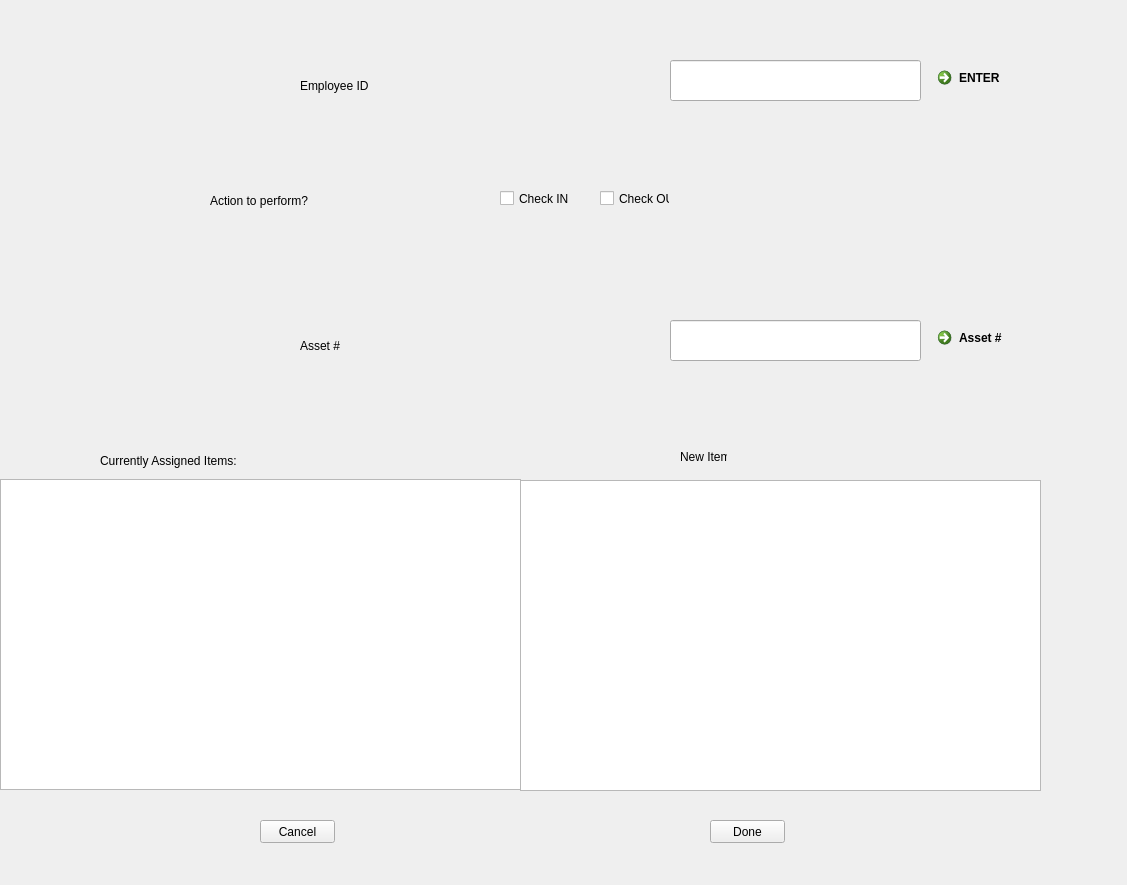
This is ui/Etek_main_window_v2.ui in Capstone-RFID/Code as Qt 5 draws it before an edit. The edited form follows.
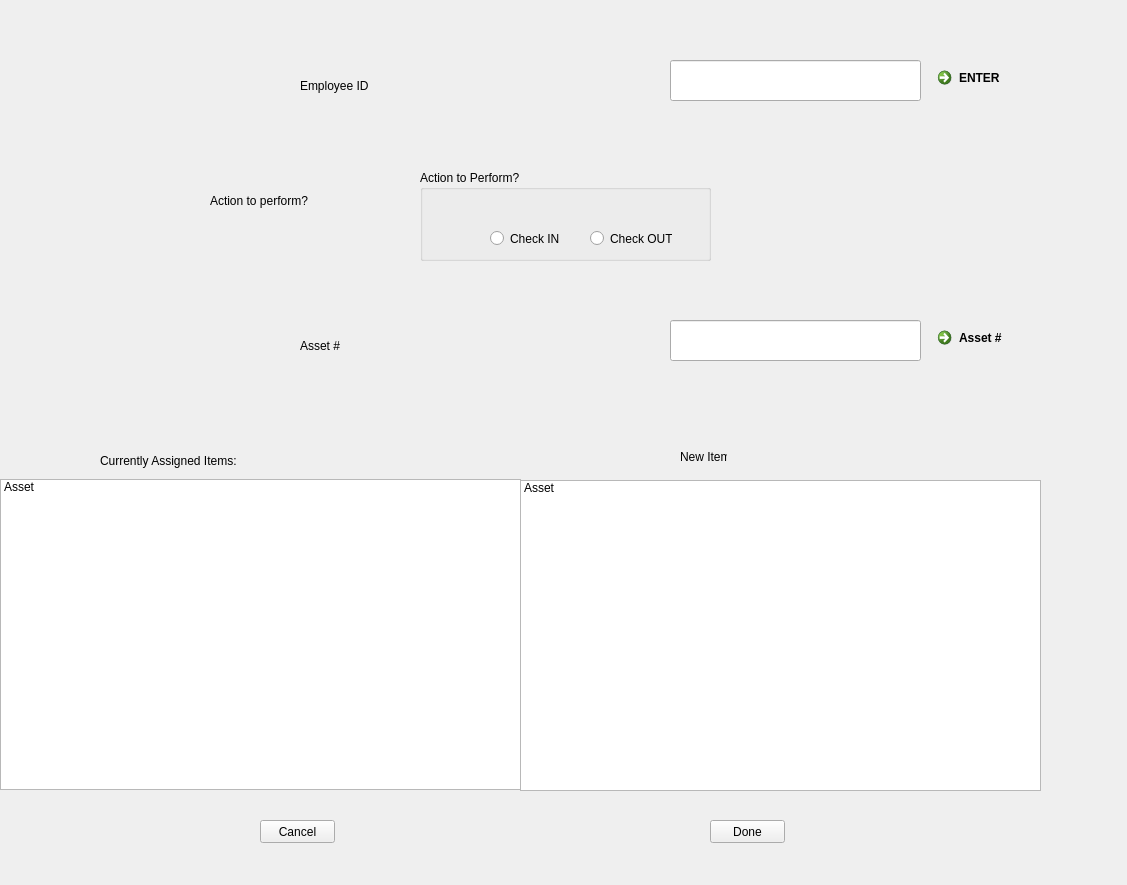
This is the edited form.

What changed in the file:
```diff
--- a/ui/Etek_main_window_v2.ui
+++ b/ui/Etek_main_window_v2.ui
@@ -24,7 +24,13 @@
    </property>
    <layout class="QHBoxLayout" name="horizontalLayout_3">
     <item>
-     <widget class="QListWidget" name="New_Item_List"/>
+     <widget class="QListWidget" name="New_Item_List">
+      <item>
+       <property name="text">
+        <string>Asset</string>
+       </property>
+      </item>
+     </widget>
     </item>
    </layout>
   </widget>
@@ -39,7 +45,13 @@
    </property>
    <layout class="QHBoxLayout" name="horizontalLayout_4">
     <item>
-     <widget class="QListWidget" name="Existing_Item_list"/>
+     <widget class="QListWidget" name="Existing_Item_list">
+      <item>
+       <property name="text">
+        <string>Asset</string>
+       </property>
+      </item>
+     </widget>
     </item>
    </layout>
   </widget>
@@ -92,32 +104,6 @@
     </rect>
    </property>
   </widget>
-  <widget class="QCheckBox" name="Check_In_Box">
-   <property name="geometry">
-    <rect>
-     <x>500</x>
-     <y>190</y>
-     <width>70</width>
-     <height>17</height>
-    </rect>
-   </property>
-   <property name="text">
-    <string>Check IN</string>
-   </property>
-  </widget>
-  <widget class="QCheckBox" name="Check_Out_Box">
-   <property name="geometry">
-    <rect>
-     <x>600</x>
-     <y>190</y>
-     <width>70</width>
-     <height>17</height>
-    </rect>
-   </property>
-   <property name="text">
-    <string>Check OUT</string>
-   </property>
-  </widget>
   <widget class="QLabel" name="Action_To_Perform_Label">
    <property name="geometry">
     <rect>
@@ -209,6 +195,45 @@
     <string>New Items</string>
    </property>
   </widget>
+  <widget class="QGroupBox" name="groupBox">
+   <property name="geometry">
+    <rect>
+     <x>420</x>
+     <y>170</y>
+     <width>291</width>
+     <height>91</height>
+    </rect>
+   </property>
+   <property name="title">
+    <string>Action to Perform?</string>
+   </property>
+   <widget class="QRadioButton" name="Check_In_Box">
+    <property name="geometry">
+     <rect>
+      <x>70</x>
+      <y>60</y>
+      <width>82</width>
+      <height>17</height>
+     </rect>
+    </property>
+    <property name="text">
+     <string>Check IN</string>
+    </property>
+   </widget>
+   <widget class="QRadioButton" name="Check_Out_Box">
+    <property name="geometry">
+     <rect>
+      <x>170</x>
+      <y>60</y>
+      <width>82</width>
+      <height>17</height>
+     </rect>
+    </property>
+    <property name="text">
+     <string>Check OUT</string>
+    </property>
+   </widget>
+  </widget>
  </widget>
  <resources/>
  <connections/>
```
